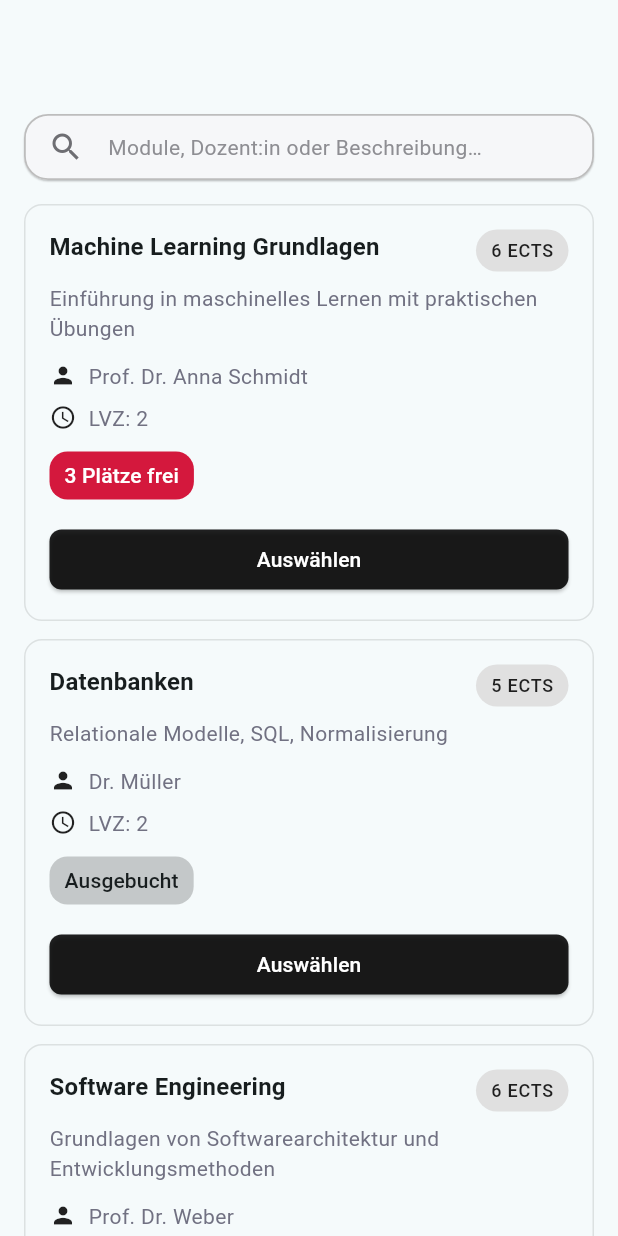
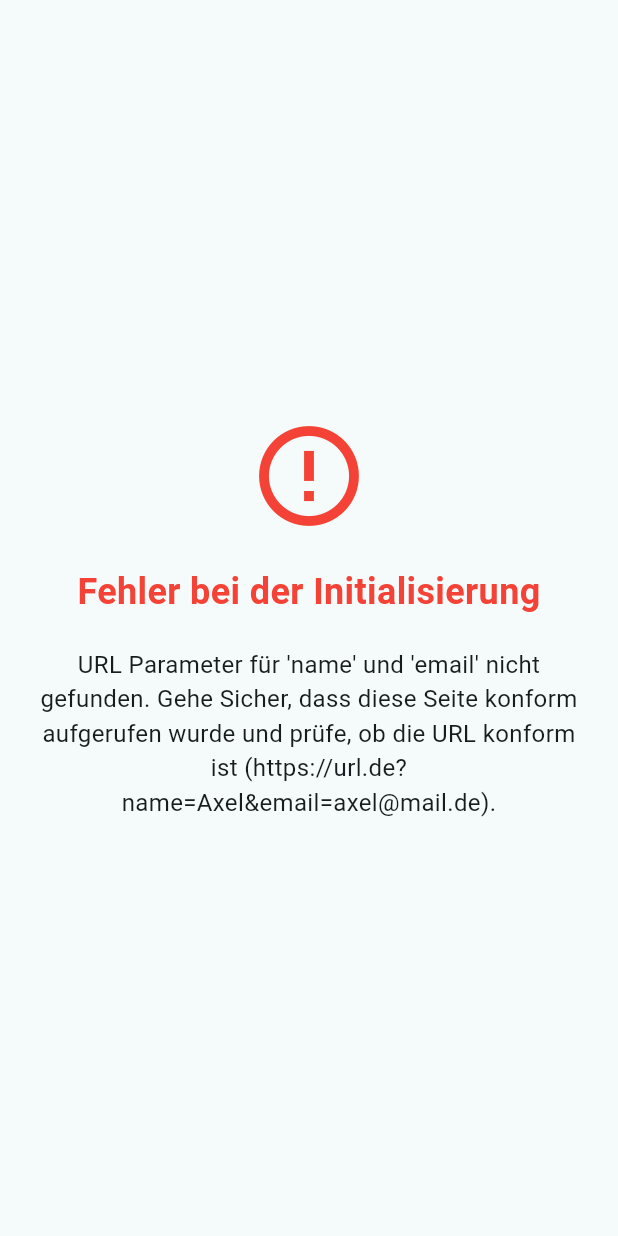
Before and after one commit to PhillipSteph/WaPfAu, a Flutter app: the screen it shows after launch, on a phone screen of 412 x 824 dp. Run offline on Flutter 3.47's test engine with Material 3 defaults, Android fonts, the phone set to English and light mode, and no system bars; accounts and stored records are empty.

Commit message:
added mockBackend and url parameter.

```diff
--- /dev/null
+++ b/lib/api/mockBackend.dart
@@ -0,0 +1,98 @@
+import 'package:wapfau/models/course.dart';
+
+import '../models/user.dart';
+
+class MockBackend {
+  static late User user;
+
+  // init
+  static void init(User user) {
+    MockBackend.user = user;
+  }
+
+  // funktionen für in-App schnittstelle
+  static int getMaxCourses() {
+    return getMaxCoursesByEmail(user.email)==null ? 0 : getMaxCoursesByEmail(user.email)!;
+  }
+
+  static List<Course> getAllCourses() {
+    return getAllCoursesByEmail(user.email);
+  }
+
+  static bool alreadySelected() {
+    return getSelectedCourses().length == getMaxCourses();
+  }
+
+  static List<Course> getSelectedCourses() {
+    return getSelectedCoursesByEmail(user.email);
+  }
+
+
+  // api call funktionen (einzige zu bearbeiten, wenn Backend angebunden wird)
+  static int? getMaxCoursesByEmail(String email){
+    //hier backend aufruf mit User
+    return 2;
+  }
+
+  static List<Course> getAllCoursesByEmail(String email) {
+    // hier backend aufruf mit User
+    return const [
+      Course(
+        id: 'ml',
+        title: 'Machine Learning Grundlagen',
+        ects: 6,
+        description: 'Einführung in maschinelles Lernen mit praktischen Übungen',
+        prof: 'Prof. Dr. Anna Schmidt',
+        lvz: 2,
+        availableSlots: 30,
+        reservedSlots: 27,
+      ),
+      Course(
+        id: 'db',
+        title: 'Datenbanken',
+        ects: 5,
+        description: 'Relationale Modelle, SQL, Normalisierung',
+        prof: 'Dr. Müller',
+        lvz: 2,
+        availableSlots: 25,
+        reservedSlots: 25,
+      ),
+      Course(
+        id: 'se',
+        title: 'Software Engineering',
+        ects: 6,
+        description: 'Grundlagen von Softwarearchitektur und Entwicklungsmethoden',
+        prof: 'Prof. Dr. Weber',
+        lvz: 3,
+        availableSlots: 20,
+        reservedSlots: 10,
+      ),
+    ];
+  }
+
+  static List<Course> getSelectedCoursesByEmail(String email) {
+    //backend aufruf gibt leeres Array wenn leer, sonst array von Kursen
+    return [
+      Course(
+        id: 'ml',
+        title: 'Machine Learning Grundlagen',
+        ects: 6,
+        description: 'Einführung in maschinelles Lernen mit praktischen Übungen',
+        prof: 'Prof. Dr. Anna Schmidt',
+        lvz: 2,
+        availableSlots: 30,
+        reservedSlots: 27,
+      ),
+      Course(
+        id: 'db',
+        title: 'Datenbanken',
+        ects: 5,
+        description: 'Relationale Modelle, SQL, Normalisierung',
+        prof: 'Dr. Müller',
+        lvz: 2,
+        availableSlots: 25,
+        reservedSlots: 25,
+      )
+    ];
+  }
+}
--- a/lib/main.dart
+++ b/lib/main.dart
@@ -1,11 +1,12 @@
 import 'package:flutter/material.dart';
+import 'package:wapfau/pages/ErrorScreen.dart';
 import 'package:wapfau/pages/confirmationPage.dart';
 import 'package:wapfau/pages/coursePage.dart';
 import 'package:wapfau/services/coreService.dart';
 import 'package:wapfau/services/courseService.dart';
 import 'package:wapfau/widgets/card.dart';
 
-import 'models/course.dart';
+import 'api/mockBackend.dart';
 
 void main() {
   runApp(const MyApp());
@@ -43,8 +44,15 @@ class _MyHomePageState extends State<MyHomePage> {
     return Scaffold(
       body: Container(
           child:
-          CoursePage(title: 'Kurse', coreService: coreService)
-            //ConfirmationPage(coreService: coreService)
+             // falls name und email parameter fehlen, Error Page
+             (coreService.getInitializationError() != null) ?
+             ErrorScreen(message: coreService.getInitializationError()!) :
+             // sonst prüfe, ob bereits ausgewählt über Backend, falls ja, KonfirmationsSeite
+             (MockBackend.alreadySelected() ? ConfirmationPage(coreService: coreService) :
+             // falls nein, Startseite
+             CoursePage(title: 'Kurse', coreService: coreService)
+             )
+            //
       ),
     );
   }
--- a/lib/models/user.dart
+++ b/lib/models/user.dart
@@ -1,11 +1,8 @@
 class User {
-  final String nachname;
-  final String vorname;
-  final String matrNR;
-
+  final String name;
+  final String email;
   const User({
-    required this.nachname,
-    required this.vorname,
-    required this.matrNR
+    required this.name,
+    required this.email,
   });
 }
--- /dev/null
+++ b/lib/pages/ErrorScreen.dart
@@ -0,0 +1,37 @@
+import 'package:flutter/cupertino.dart';
+import 'package:flutter/material.dart';
+
+class ErrorScreen extends StatelessWidget {
+  final String message;
+
+  const ErrorScreen({super.key, required this.message});
+
+  @override
+  Widget build(BuildContext context) {
+    return Scaffold(
+      body: Padding(
+        padding: const EdgeInsets.all(24.0),
+        child: Center(
+          child: Column(
+            mainAxisAlignment: MainAxisAlignment.center,
+            children: [
+              const Icon(Icons.error_outline, color: Colors.red, size: 80),
+              const SizedBox(height: 20),
+              const Text(
+                'Fehler bei der Initialisierung',
+                style: TextStyle(fontSize: 24, fontWeight: FontWeight.bold, color: Colors.red),
+                textAlign: TextAlign.center,
+              ),
+              const SizedBox(height: 20),
+              Text(
+                message,
+                style: const TextStyle(fontSize: 16),
+                textAlign: TextAlign.center,
+              ),
+            ],
+          ),
+        ),
+      ),
+    );
+  }
+}
--- a/lib/pages/confirmationPage.dart
+++ b/lib/pages/confirmationPage.dart
@@ -18,28 +18,6 @@ class _ConfirmationPageState extends State<ConfirmationPage> {
   @override
   void initState() {
     // debug information
-    widget.coreService.selectedCourses = [
-      Course(
-        id: 'ml',
-        title: 'Machine Learning Grundlagen',
-        ects: 6,
-        description: 'Einführung in maschinelles Lernen mit praktischen Übungen',
-        prof: 'Prof. Dr. Anna Schmidt',
-        lvz: 2,
-        availableSlots: 30,
-        reservedSlots: 27,
-      ),
-      Course(
-        id: 'db',
-        title: 'Datenbanken',
-        ects: 5,
-        description: 'Relationale Modelle, SQL, Normalisierung',
-        prof: 'Dr. Müller',
-        lvz: 2,
-        availableSlots: 25,
-        reservedSlots: 25,
-      )
-    ];
     widget.coreService.initCore();
     super.initState();
   }
--- a/lib/services/coreService.dart
+++ b/lib/services/coreService.dart
@@ -1,12 +1,15 @@
 import 'package:wapfau/services/courseService.dart';
-
 import '../models/course.dart';
 import '../models/user.dart';
+import '../api/mockBackend.dart';
+// --- MOCK CLASS DEFINITIONS (Assume these are in your actual project files) ---
+// -----------------------------------------------------------------------------
 
 // Kerninformationen und Schnittstellen der Anwendungen,
 // jetzt als normale Instanz, nicht mehr statisch
 class CoreService {
   bool hasBeenInitialized = false;
+  String? _initializationError; // New field to hold error message
 
   late bool selectionDone;
   late User user;
@@ -19,24 +22,48 @@ class CoreService {
   }
 
   void initCore() {
-    // backendaufrufe in Zukunft
-    if (hasBeenInitialized) return;
+    // Stop if already initialized or if a previous error occurred.
+    if (hasBeenInitialized || _initializationError != null) return;
 
+    final String? name = Uri.base.queryParameters['name'];
+    final String? email = Uri.base.queryParameters['email'];
+
+    // 1. VALIDATION CHECK: Stop and set error if parameters are missing or empty
+    if (name == null || email == null || name.isEmpty || email.isEmpty) {
+      _initializationError = "URL Parameter für 'name' und 'email' nicht gefunden. Gehe Sicher, dass diese Seite konform aufgerufen wurde und prüfe, ob die URL konform ist (https://url.de?name=Axel&email=axel@mail.de). ";
+      // We return here, preventing hasBeenInitialized from being set to true.
+      return;
+    }
+
+    // 2. SUCCESSFUL INITIALIZATION: Use the parsed URL values
     user = User(
-      nachname: "Schweiß",
-      vorname: "Axel",
-      matrNR: "G230025PI",
+      // Use the parsed parameters here!
+      name: name,
+      email: email,
     );
     courseService = CourseService();
-    maxCourses = 2;
-
+    MockBackend.init(user); // init für user daten etc.
+    maxCourses = MockBackend.getMaxCourses();
+    selectedCourses = MockBackend.getSelectedCourses();
     hasBeenInitialized = true;
 
+    // This calls itself, but since hasBeenInitialized is now true, it won't re-run initCore.
     selectionDone = isSelectionDoneByUser();
+  }
+
+  // --- Public Getters ---
+
+  // New public getter for checking the error state
+  String? getInitializationError() {
+    return _initializationError;
   }
 
   User getUser() {
     if (!hasBeenInitialized) initCore();
+    // Safety check: if an error occurred, throw or return a null/dummy user
+    if (_initializationError != null) {
+      throw Exception(_initializationError);
+    }
     return user;
   }
 
--- a/lib/services/courseService.dart
+++ b/lib/services/courseService.dart
@@ -1,41 +1,11 @@
 // course_service.dart
+import '../api/mockBackend.dart';
 import '../models/course.dart';
 
 class CourseService {
   // In a real app, this might fetch from a backend / API.
   // For now, it just returns a hardcoded list.
   List<Course> getAllCourses() {
-    return const [
-      Course(
-        id: 'ml',
-        title: 'Machine Learning Grundlagen',
-        ects: 6,
-        description: 'Einführung in maschinelles Lernen mit praktischen Übungen',
-        prof: 'Prof. Dr. Anna Schmidt',
-        lvz: 2,
-        availableSlots: 30,
-        reservedSlots: 27,
-      ),
-      Course(
-        id: 'db',
-        title: 'Datenbanken',
-        ects: 5,
-        description: 'Relationale Modelle, SQL, Normalisierung',
-        prof: 'Dr. Müller',
-        lvz: 2,
-        availableSlots: 25,
-        reservedSlots: 25,
-      ),
-      Course(
-        id: 'se',
-        title: 'Software Engineering',
-        ects: 6,
-        description: 'Grundlagen von Softwarearchitektur und Entwicklungsmethoden',
-        prof: 'Prof. Dr. Weber',
-        lvz: 3,
-        availableSlots: 20,
-        reservedSlots: 10,
-      ),
-    ];
+    return MockBackend.getAllCourses();
   }
 }
--- a/pubspec.yaml
+++ b/pubspec.yaml
@@ -34,7 +34,7 @@ dependencies:
   # The following adds the Cupertino Icons font to your application.
   # Use with the CupertinoIcons class for iOS style icons.
   cupertino_icons: ^1.0.8
-
+  web: ^0.3.0
 dev_dependencies:
   flutter_test:
     sdk: flutter
```
Also changed, not shown: lib/pages/coursePage.dart (+19 -3 lines), pubspec.lock.
